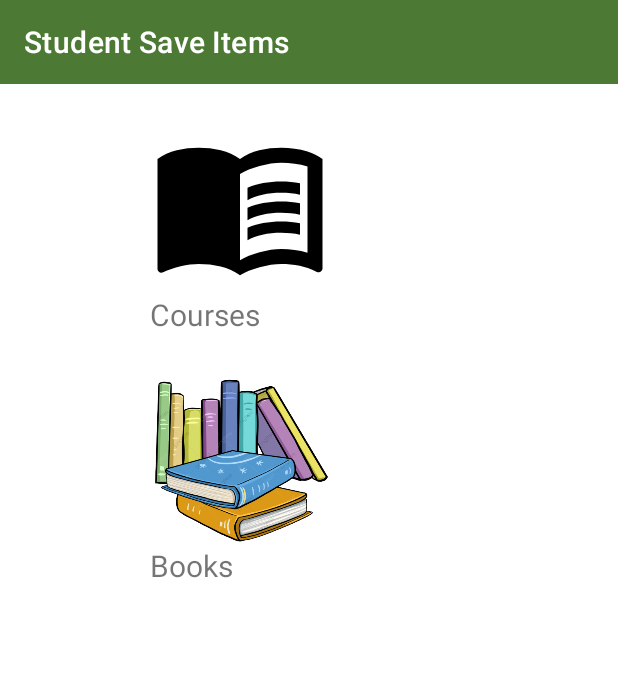
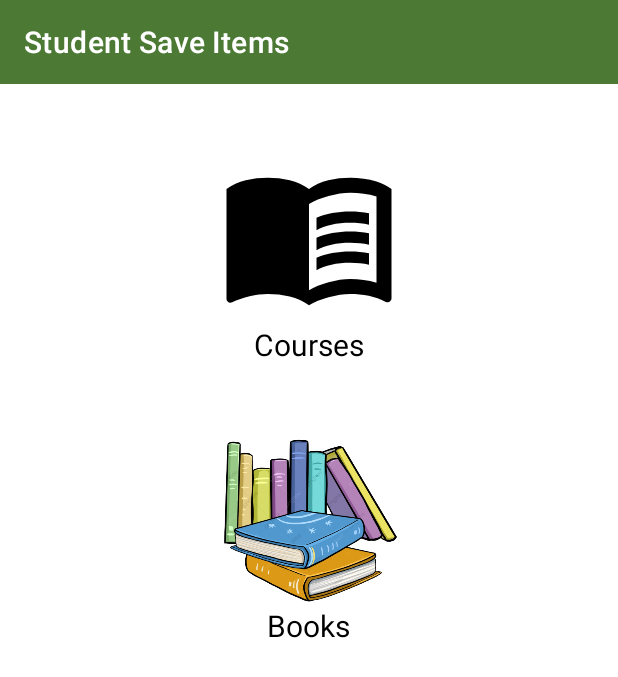
Before and after one commit to mudassar478/BIIT-Digital-Library-FYP, an Android app: the St_SaveItems screen opened directly, with no data from a screen before it, on a phone screen of 412 x 824 dp. Shown: the top 677 px of the screen. Run offline under Robolectric (Android 15) with nearby library versions, the phone set to English and light mode, and no system bars.

Commit message:
little bit changes
Co-Authored-By: Muhammad Jawad Zaib <109670316+JZ1575@users.noreply.github.com>

```diff
--- a/app/src/main/res/layout/activity_teacher_dashboard.xml
+++ b/app/src/main/res/layout/activity_teacher_dashboard.xml
@@ -18,7 +18,7 @@
         android:layout_height="wrap_content"
         android:textStyle="bold"
         android:textColor="@color/primary"
-        android:layout_marginTop="10dp"
+        android:layout_marginTop="25dp"
         android:text="Teacher"
         android:id="@+id/tv_teacherName"
         android:gravity="center"
@@ -28,7 +28,7 @@
        android:layout_width="match_parent"
        android:layout_height="wrap_content"
        android:orientation="horizontal"
-       android:layout_marginTop="38dp"
+       android:layout_marginTop="50dp"
        android:weightSum="2"
        >
 
@@ -124,7 +124,7 @@
             <TextView
                 android:layout_width="wrap_content"
                 android:layout_height="wrap_content"
-                android:text="Books"
+                android:text="Library Books"
                 android:textSize="15dp"
                 android:textColor="@color/black"
                 android:textStyle="bold"
--- a/app/src/main/res/layout/st_save_items.xml
+++ b/app/src/main/res/layout/st_save_items.xml
@@ -19,29 +19,31 @@
         android:layout_width="120dp"
         android:layout_height="120dp"
         android:src="@drawable/courses"
-        android:layout_marginLeft="100dp"
-        android:layout_marginTop="20dp"
+        android:layout_marginTop="40dp"
+        android:layout_gravity="center"
         />
     <TextView
         android:layout_width="wrap_content"
         android:layout_height="wrap_content"
         android:text="Courses"
-        android:layout_marginLeft="100dp"
-        android:textSize="20dp"/>
+        android:layout_gravity="center"
+        android:textSize="20dp"
+        android:textColor="@color/black"/>
 
     <ImageView
         android:id="@+id/img_std_SvBooks"
         android:layout_width="120dp"
         android:layout_height="120dp"
         android:src="@drawable/book1"
-        android:layout_marginLeft="100dp"
-        android:layout_marginTop="20dp"
+        android:layout_gravity="center"
+        android:layout_marginTop="40dp"
         />
     <TextView
         android:layout_width="wrap_content"
         android:layout_height="wrap_content"
         android:text="Books"
-        android:layout_marginLeft="100dp"
-        android:textSize="20dp"/>
+        android:layout_gravity="center"
+        android:textSize="20dp"
+        android:textColor="@color/black"/>
 
 </LinearLayout>
```
Also changed, not shown: app/src/main/AndroidManifest.xml (+8 -3 lines), app/src/main/res/layout/activity_courses.xml (+14 -1 lines), app/src/main/res/layout/student_courses.xml (+9 -0 lines), app/src/main/res/layout/student_dashboard.xml (+26 -7 lines).
